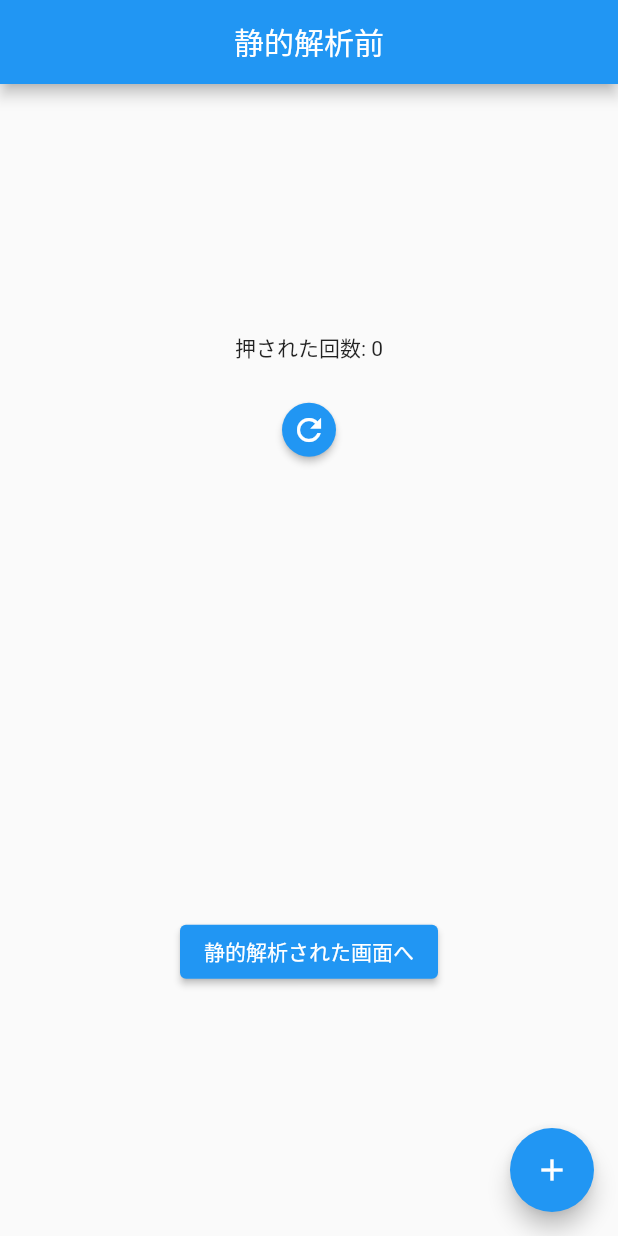
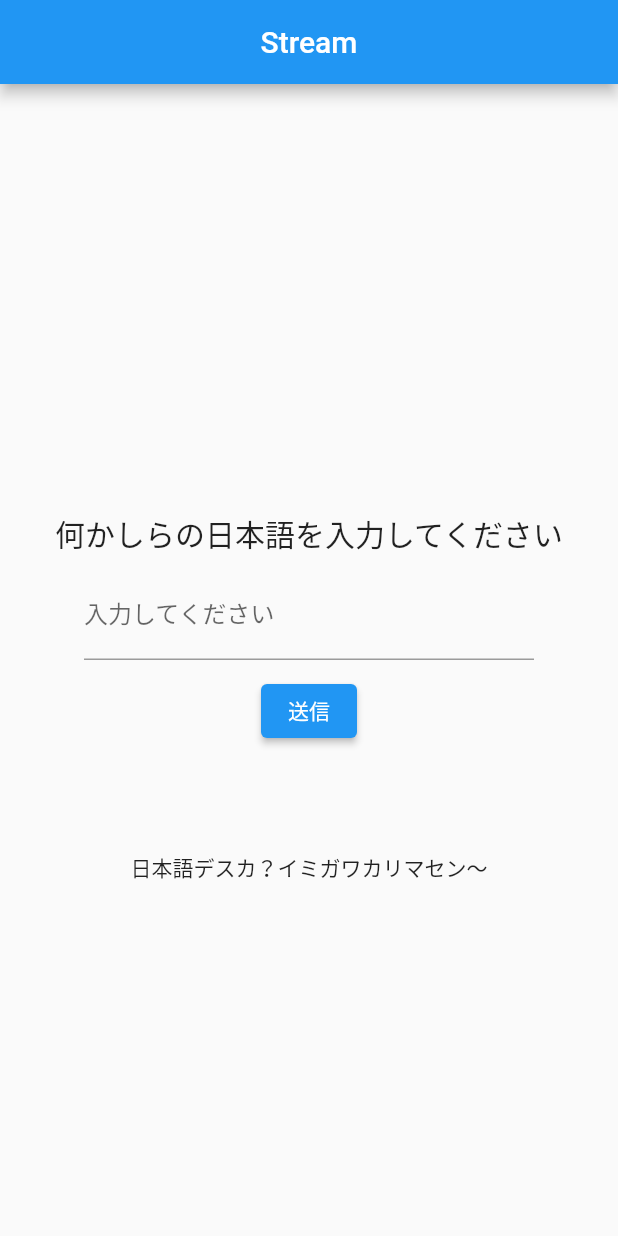
Before and after one commit to hachimitsuboy/flutter_practice, a Flutter app: the screen it shows after launch, on a phone screen of 412 x 824 dp. Run offline on Flutter 3.47's test engine with Material 2 defaults, Android fonts, the phone set to English and light mode, and no system bars.

Commit message:
streamを使ったStreamScreenを作成した

```diff
--- /dev/null
+++ b/lib/class/bussiness_logic.dart
@@ -0,0 +1,50 @@
+import "dart:math" as math;
+import 'dart:async';
+
+class Generator {
+  var rand;
+  var intStream;
+
+  init(StreamController<int> stream){
+    rand = math.Random();
+    intStream = stream;
+  }
+
+  generate() {
+    var data = rand.nextInt(100);
+    print("generatorが$dataを作ったよ");
+    intStream.sink.add(data);
+  }
+}
+
+class Coordinator {
+  var intStream;
+  var strStream;
+
+  init(StreamController<int> intStream, StreamController<String> strStream) {
+    this.intStream = intStream;
+    this.strStream = strStream;
+  }
+
+  //流れてきたものをintからstringにする
+  coordinate(){
+    intStream.stream.listen((data) async {
+      String newData = data.toString();
+      print("coordinatorが$dataから$newDataに変換した");
+      strStream.sink.add(newData);
+    });
+  }
+}
+
+class Consumer {
+  var strStream;
+  init(StreamController<String> stream) {
+    strStream = stream;
+  }
+
+  consume(){
+    strStream.stream.listen((data) async {
+      print("consumerが$dataを使った");
+    });
+  }
+}
--- /dev/null
+++ b/lib/class/translation.dart
@@ -0,0 +1,30 @@
+import 'dart:async';
+import 'dart:math' as math;
+
+class Japanese {
+  var strStream;
+
+  init(StreamController<String> stream) {
+    strStream = stream;
+  }
+  talk(String word){
+    print("日本人が$wordといった");
+    // init忘れてエラーでた
+    strStream.sink.add(word);
+  }
+}
+
+
+class Foreigner {
+  var strStream;
+
+  init(StreamController<String> stream) {
+    strStream = stream;
+  }
+
+  listen(){
+    strStream.stream.listen((data){
+      print("外国人は$dataを聞いて頷いた");
+    });
+  }
+}
--- a/lib/main.dart
+++ b/lib/main.dart
@@ -1,7 +1,8 @@
 import 'package:flutter/material.dart';
-import 'package:static_analysis/home_screen2.dart';
+import 'package:static_analysis/screens/home_screen2.dart';
+import 'package:static_analysis/screens/stream_screen.dart';
 
-import 'home_screen.dart';
+import 'screens/home_screen.dart';
 
 void main() => runApp(MyApp());
 
@@ -13,7 +14,10 @@ class MyApp extends StatelessWidget {
     return MaterialApp(
       title: "static_analysis",
       debugShowCheckedModeBanner: false,
-      home: HomeScreen(),
+      theme: ThemeData(
+        primarySwatch: Colors.blue,
+      ),
+      home: const StreamScreen(),
     );
   }
 }
--- a/lib/home_screen.dart
+++ b/lib/screens/home_screen.dart
@@ -1,5 +1,5 @@
 import 'package:flutter/material.dart';
-import 'package:static_analysis/home_screen2.dart';
+import 'package:static_analysis/screens/home_screen2.dart';
 
 class HomeScreen extends StatefulWidget {
   const HomeScreen({Key? key}) : super(key: key);
--- /dev/null
+++ b/lib/screens/stream_screen.dart
@@ -0,0 +1,88 @@
+import 'package:flutter/material.dart';
+import 'dart:async';
+
+import 'package:static_analysis/class/translation.dart';
+
+class StreamScreen extends StatefulWidget {
+  const StreamScreen({Key? key}) : super(key: key);
+
+  @override
+  State<StreamScreen> createState() => _StreamScreenState();
+}
+
+class _StreamScreenState extends State<StreamScreen> {
+  var strStream = StreamController<String>.broadcast();
+  var japanese = Japanese();
+  var foreigner = Foreigner();
+  final myController = TextEditingController();
+
+  @override
+  void initState() {
+    japanese.init(strStream);
+    foreigner.init(strStream);
+    foreigner.listen();
+    super.initState();
+  }
+
+  @override
+  Widget build(BuildContext context) {
+    return Scaffold(
+      appBar: AppBar(
+        title: const Text("Stream"),
+        centerTitle: true,
+      ),
+      body: Center(
+        child: SingleChildScrollView(
+          child: Column(
+            children: [
+              const SizedBox(
+                height: 50,
+              ),
+              const Text(
+                "何かしらの日本語を入力してください",
+                style: TextStyle(fontSize: 20),
+              ),
+              const SizedBox(
+                height: 10,
+              ),
+              SizedBox(
+                width: 300,
+                child: TextField(
+                  controller: myController,
+                  enabled: true,
+                  maxLines: 1,
+                  decoration: const InputDecoration(
+                    labelText: "入力してください",
+                  ),
+                ),
+              ),
+              const SizedBox(
+                height: 10,
+              ),
+              ElevatedButton(
+                onPressed: () => _inputWord(),
+                child: const Text("送信"),
+              ),
+              const SizedBox(
+                height: 70,
+              ),
+              StreamBuilder(
+                stream: strStream.stream,
+                initialData: "日本語",
+                builder: (context, snapshot) {
+                  return Text("${snapshot.data}デスカ？イミガワカリマセン〜");
+                },
+              ),
+            ],
+          ),
+        ),
+      ),
+    );
+  }
+
+  _inputWord() {
+    var word = myController.text;
+    print("$wordが入力された");
+    japanese.talk(word);
+  }
+}
```
Also changed, not shown: lib/screens/home_screen2.dart (renamed from lib/home_screen2.dart).
